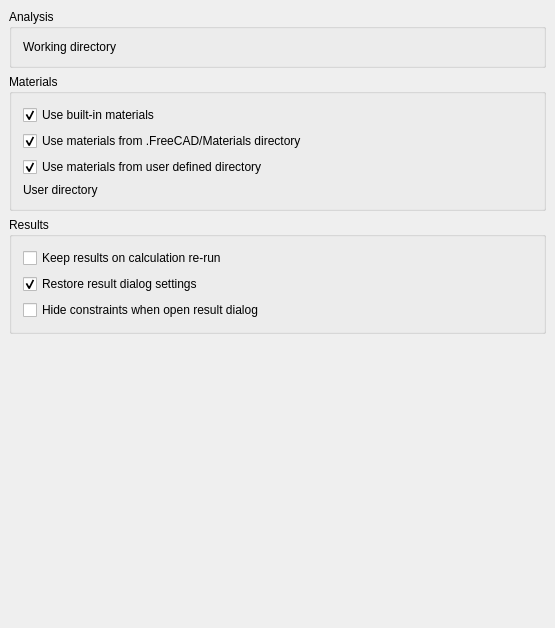
Old version of the form src/Mod/Fem/Gui/DlgSettingsFemGeneral.ui in the repository berndhahnebach/All_FreeCAD.
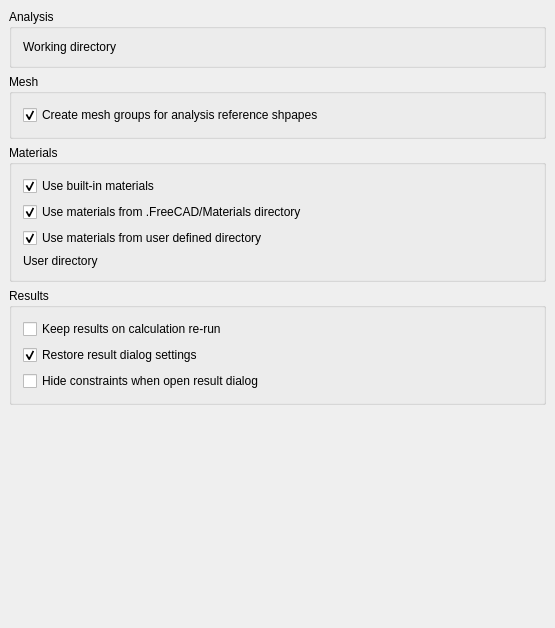
New version of the form. Custom widgets are drawn as their Qt base class.

Commit message: FEM: prefs, add an option to deactivate group meshing for analysis

Patch:
```diff
--- a/src/Mod/Fem/Gui/DlgSettingsFemGeneral.ui
+++ b/src/Mod/Fem/Gui/DlgSettingsFemGeneral.ui
@@ -99,7 +99,36 @@
       </widget>
      </item>
      <item>
-      <widget class="QGroupBox" name="gb_materials">
+      <widget class="QGroupBox" name="gb_2_mesh">
+       <property name="title">
+        <string>Mesh</string>
+       </property>
+       <layout class="QHBoxLayout" name="horizontalLayout_2">
+        <item>
+         <layout class="QGridLayout" name="gl_2">
+          <item row="0" column="0">
+           <widget class="Gui::PrefCheckBox" name="cb_analysis_group_meshing">
+            <property name="text">
+             <string>Create mesh groups for analysis reference shpapes</string>
+            </property>
+            <property name="checked">
+             <bool>true</bool>
+            </property>
+            <property name="prefEntry" stdset="0">
+             <cstring>AnalysisGroupMeshing</cstring>
+            </property>
+            <property name="prefPath" stdset="0">
+             <cstring>Mod/Fem/General</cstring>
+            </property>
+           </widget>
+          </item>
+         </layout>
+        </item>
+       </layout>
+      </widget>
+     </item>
+     <item>
+      <widget class="QGroupBox" name="gb_3_materials">
        <property name="title">
         <string>Materials</string>
        </property>
```
Left out of the diff: 7 changed lines with no effect on the pictures. The commit also changes 2 other files.
